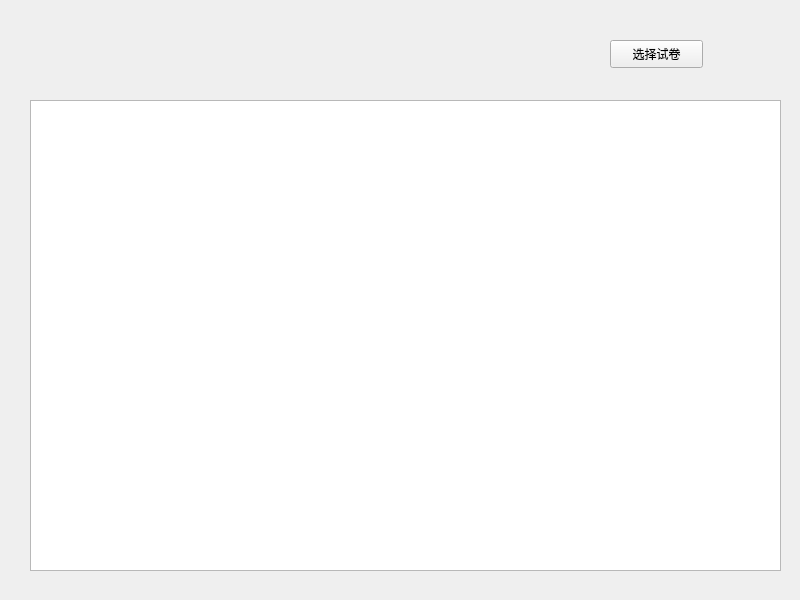
Qt form ui/inputReplyWindow.ui (wxbj/openCV-Automatic-Grading-System) before a commit.
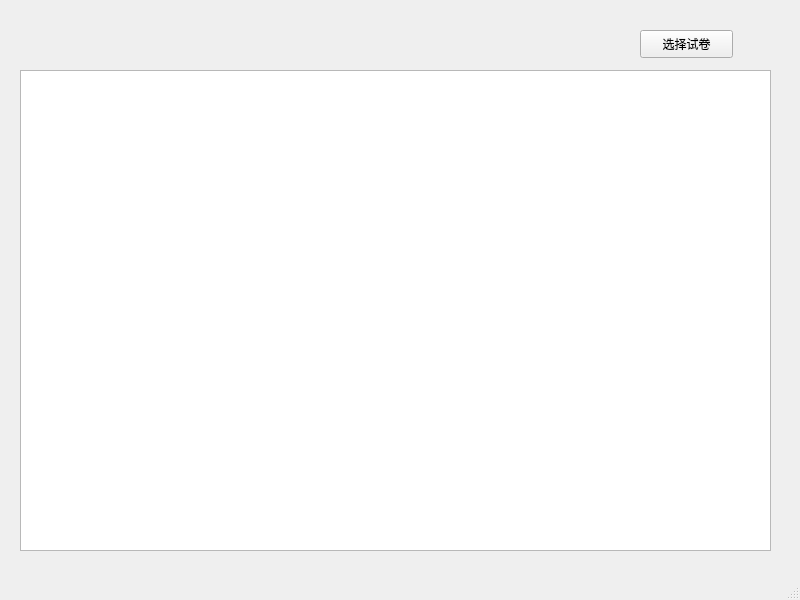
The same form after that commit.

```diff
--- a/ui/inputReplyWindow.ui
+++ b/ui/inputReplyWindow.ui
@@ -17,8 +17,8 @@
    <widget class="QPushButton" name="pushButtonReply">
     <property name="geometry">
      <rect>
-      <x>610</x>
-      <y>40</y>
+      <x>640</x>
+      <y>30</y>
       <width>93</width>
       <height>28</height>
      </rect>
@@ -30,14 +30,15 @@
    <widget class="QTextEdit" name="textEditReply">
     <property name="geometry">
      <rect>
-      <x>30</x>
-      <y>100</y>
+      <x>20</x>
+      <y>70</y>
       <width>751</width>
-      <height>471</height>
+      <height>481</height>
      </rect>
     </property>
    </widget>
   </widget>
+  <widget class="QStatusBar" name="statusBarInputReply"/>
  </widget>
  <resources/>
  <connections/>
```
